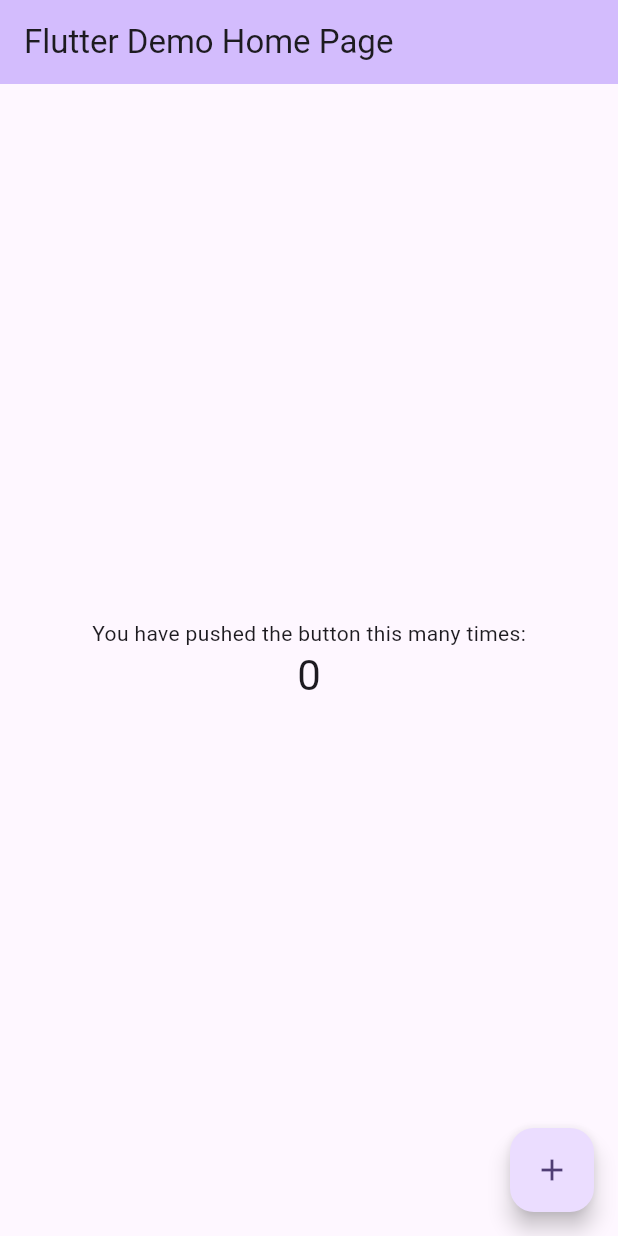
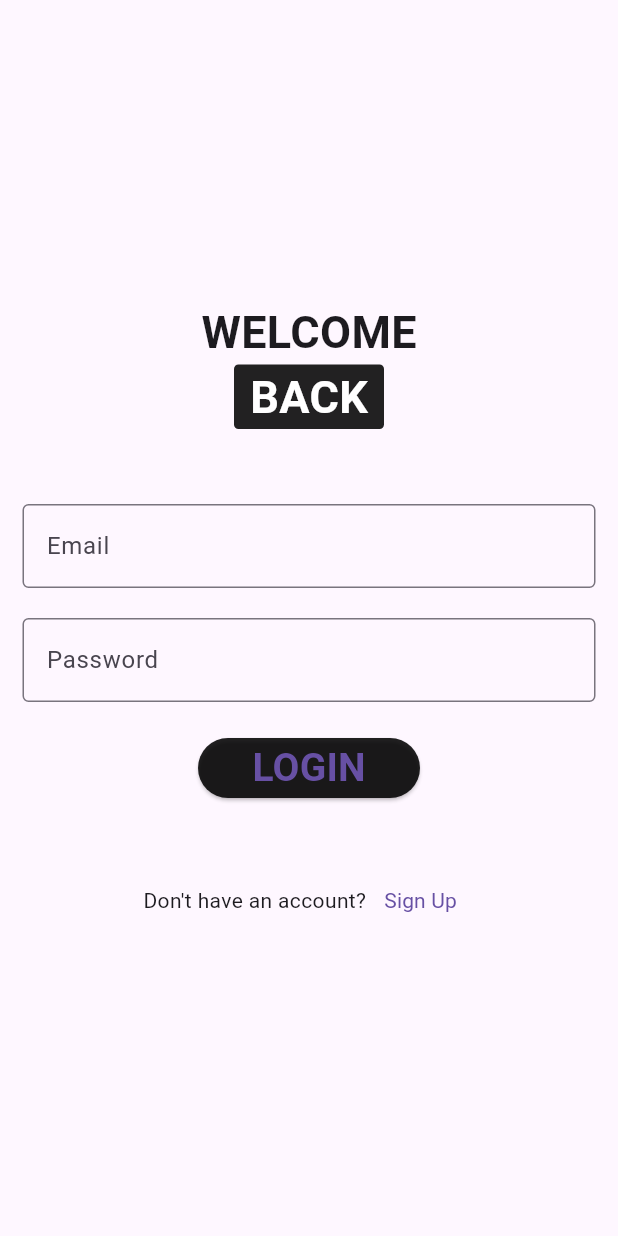
Before and after one commit to ganeshspeaks/log-in, a Flutter app: the screen it shows after launch, on a phone screen of 412 x 824 dp. Run offline on Flutter 3.47's test engine with Material 3 defaults, Android fonts, the phone set to English and light mode, and no system bars.

Commit message:
Sign Up and Log In Pages Created

```diff
--- /dev/null
+++ b/lib/log_in.dart
@@ -0,0 +1,143 @@
+import 'package:flutter/material.dart';
+import 'package:login_app/sign_up.dart';
+
+class LogIn extends StatefulWidget {
+  const LogIn({super.key});
+
+  @override
+  State<LogIn> createState() => _LogInState();
+}
+
+class _LogInState extends State<LogIn> {
+  @override
+  Widget build(BuildContext context) {
+    return Scaffold(
+      body: Padding(
+        padding:const  EdgeInsets.all(15.0),
+        child: Column(
+          mainAxisAlignment: MainAxisAlignment.center,
+
+          children: [
+            const  Text(
+              'WELCOME',
+              style: TextStyle(
+                fontSize: 30,
+                fontWeight: FontWeight.bold,
+              ),
+            ),
+            Container(
+              width: 100,
+              decoration: BoxDecoration(
+                color: Colors.black87,
+                borderRadius:BorderRadius.circular(3),
+              ),
+              child:const Center(
+                child: Text(
+                  'BACK',
+                  style: TextStyle(
+                    color: Colors.white,
+                    fontSize: 30,
+                    fontWeight: FontWeight.bold,
+                  ),
+                ),
+              ),
+            ),
+
+            const  SizedBox(height: 50,),
+
+            const  TextField(
+              keyboardType: TextInputType.emailAddress,
+              decoration: InputDecoration(
+                labelText: 'Email',
+                border: OutlineInputBorder(
+                  borderSide: BorderSide(width: 1, )
+                )
+              ),
+            ),
+
+            const  SizedBox(height: 20,),
+            const TextField(
+              keyboardType: TextInputType.visiblePassword,
+              obscureText: true,
+              decoration: InputDecoration(
+                labelText: 'Password',
+                border: OutlineInputBorder(
+                  borderSide: BorderSide(width: 1, )
+                )
+              ),
+            ),
+
+            const  SizedBox(height: 20,),
+
+            ElevatedButton(
+              onPressed: (){
+                ScaffoldMessenger.of(context).showSnackBar(
+                  const SnackBar(
+                    duration: Duration(seconds: 3),
+                    backgroundColor: Colors.green,
+                    content: Row(
+                      mainAxisAlignment: MainAxisAlignment.center,
+                      children: [
+                        Icon(Icons.done_outlined,size: 40,color: Colors.white,),
+                        Text(
+                          'Successfully Logged In',
+                          style: TextStyle(
+                            fontSize: 20,
+                          ),
+                        )
+                      ],
+                    )
+                  ),
+                );
+              },
+              style: ElevatedButton.styleFrom(
+                backgroundColor: Colors.black87,
+
+              ),
+              child:const SizedBox(
+                width: 100,
+                height: 40,
+                child:Center(
+                  child:  Text(
+                    'LOGIN',
+                    style: TextStyle(
+                      fontWeight: FontWeight.bold,
+                      fontSize: 26,
+                    ),
+                  ),
+                ),
+              )
+            ),
+
+            const SizedBox(height: 40,),
+
+            Row(
+              mainAxisAlignment: MainAxisAlignment.center,
+              children: [
+                const Text(
+                  "Don't have an account?",
+                ),
+
+                TextButton(
+                  onPressed: (){
+                    Navigator.push(
+                      context,
+                      MaterialPageRoute(builder: (context)=> const SignUp())
+                    );
+                  },
+                  child:const Text(
+                    'Sign Up',
+                    style: TextStyle(
+                      fontWeight: FontWeight.w400,
+                    ),
+                  ),
+                ),
+              ],
+            )
+
+          ],
+        ),
+      ),
+    );
+  }
+}
--- a/lib/main.dart
+++ b/lib/main.dart
@@ -1,125 +1,16 @@
 import 'package:flutter/material.dart';
+import 'package:login_app/log_in.dart';
 
-void main() {
-  runApp(const MyApp());
-}
+void main() =>runApp(const MyApp());
 
 class MyApp extends StatelessWidget {
   const MyApp({super.key});
 
-  // This widget is the root of your application.
   @override
   Widget build(BuildContext context) {
-    return MaterialApp(
-      title: 'Flutter Demo',
-      theme: ThemeData(
-        // This is the theme of your application.
-        //
-        // TRY THIS: Try running your application with "flutter run". You'll see
-        // the application has a blue toolbar. Then, without quitting the app,
-        // try changing the seedColor in the colorScheme below to Colors.green
-        // and then invoke "hot reload" (save your changes or press the "hot
-        // reload" button in a Flutter-supported IDE, or press "r" if you used
-        // the command line to start the app).
-        //
-        // Notice that the counter didn't reset back to zero; the application
-        // state is not lost during the reload. To reset the state, use hot
-        // restart instead.
-        //
-        // This works for code too, not just values: Most code changes can be
-        // tested with just a hot reload.
-        colorScheme: ColorScheme.fromSeed(seedColor: Colors.deepPurple),
-        useMaterial3: true,
-      ),
-      home: const MyHomePage(title: 'Flutter Demo Home Page'),
+    return const MaterialApp(
+      debugShowCheckedModeBanner: false,
+      home: LogIn(),
     );
   }
 }
-
-class MyHomePage extends StatefulWidget {
-  const MyHomePage({super.key, required this.title});
-
-  // This widget is the home page of your application. It is stateful, meaning
-  // that it has a State object (defined below) that contains fields that affect
-  // how it looks.
-
-  // This class is the configuration for the state. It holds the values (in this
-  // case the title) provided by the parent (in this case the App widget) and
-  // used by the build method of the State. Fields in a Widget subclass are
-  // always marked "final".
-
-  final String title;
-
-  @override
-  State<MyHomePage> createState() => _MyHomePageState();
-}
-
-class _MyHomePageState extends State<MyHomePage> {
-  int _counter = 0;
-
-  void _incrementCounter() {
-    setState(() {
-      // This call to setState tells the Flutter framework that something has
-      // changed in this State, which causes it to rerun the build method below
-      // so that the display can reflect the updated values. If we changed
-      // _counter without calling setState(), then the build method would not be
-      // called again, and so nothing would appear to happen.
-      _counter++;
-    });
-  }
-
-  @override
-  Widget build(BuildContext context) {
-    // This method is rerun every time setState is called, for instance as done
-    // by the _incrementCounter method above.
-    //
-    // The Flutter framework has been optimized to make rerunning build methods
-    // fast, so that you can just rebuild anything that needs updating rather
-    // than having to individually change instances of widgets.
-    return Scaffold(
-      appBar: AppBar(
-        // TRY THIS: Try changing the color here to a specific color (to
-        // Colors.amber, perhaps?) and trigger a hot reload to see the AppBar
-        // change color while the other colors stay the same.
-        backgroundColor: Theme.of(context).colorScheme.inversePrimary,
-        // Here we take the value from the MyHomePage object that was created by
-        // the App.build method, and use it to set our appbar title.
-        title: Text(widget.title),
-      ),
-      body: Center(
-        // Center is a layout widget. It takes a single child and positions it
-        // in the middle of the parent.
-        child: Column(
-          // Column is also a layout widget. It takes a list of children and
-          // arranges them vertically. By default, it sizes itself to fit its
-          // children horizontally, and tries to be as tall as its parent.
-          //
-          // Column has various properties to control how it sizes itself and
-          // how it positions its children. Here we use mainAxisAlignment to
-          // center the children vertically; the main axis here is the vertical
-          // axis because Columns are vertical (the cross axis would be
-          // horizontal).
-          //
-          // TRY THIS: Invoke "debug painting" (choose the "Toggle Debug Paint"
-          // action in the IDE, or press "p" in the console), to see the
-          // wireframe for each widget.
-          mainAxisAlignment: MainAxisAlignment.center,
-          children: <Widget>[
-            const Text(
-              'You have pushed the button this many times:',
-            ),
-            Text(
-              '$_counter',
-              style: Theme.of(context).textTheme.headlineMedium,
-            ),
-          ],
-        ),
-      ),
-      floatingActionButton: FloatingActionButton(
-        onPressed: _incrementCounter,
-        tooltip: 'Increment',
-        child: const Icon(Icons.add),
-      ), // This trailing comma makes auto-formatting nicer for build methods.
-    );
-  }
-}
```
Also changed, not shown: lib/sign_up.dart (added, +150 -0 lines).
